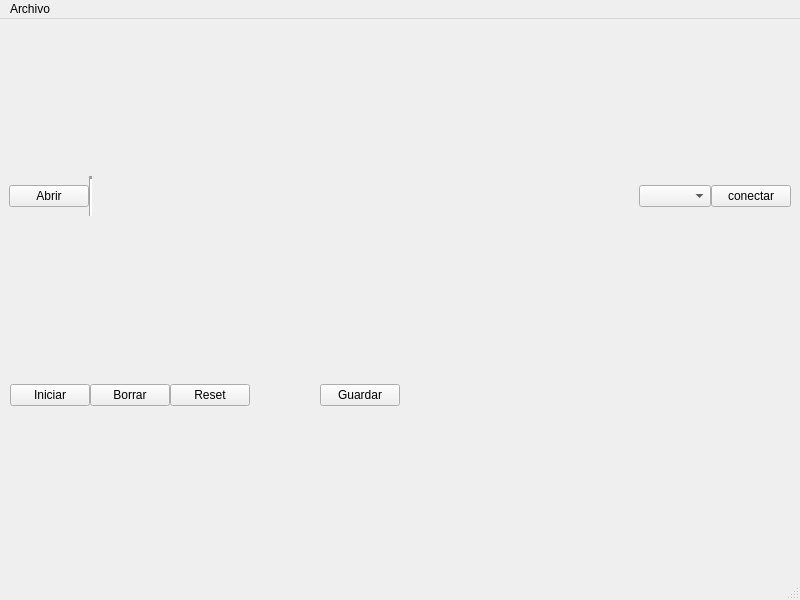
Above: src/ui/main.ui from Debaq/FisioAccess before the change. Below: the same form after it.
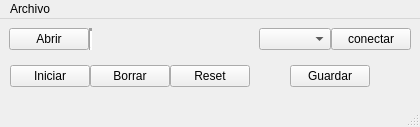
That is the form after the change.

Diff of the .ui file:
```diff
--- a/src/ui/main.ui
+++ b/src/ui/main.ui
@@ -7,7 +7,7 @@
     <x>0</x>
     <y>0</y>
     <width>800</width>
-    <height>600</height>
+    <height>0</height>
    </rect>
   </property>
   <property name="windowTitle">
```
